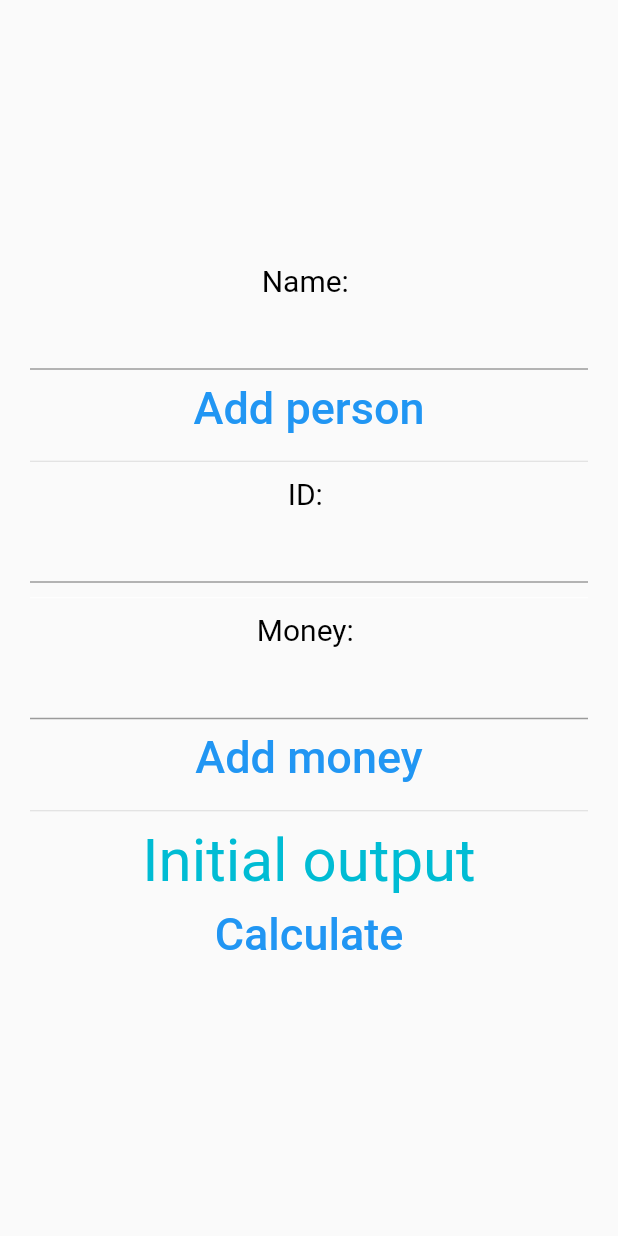
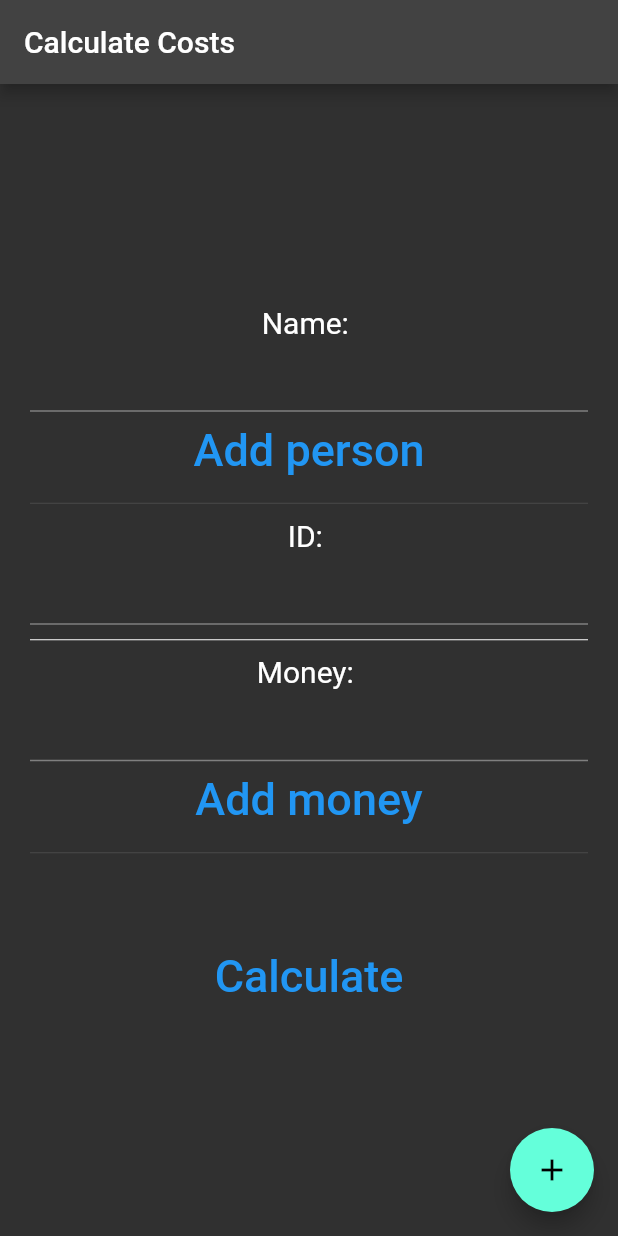
Before and after one commit to bautifrigole/ShareCosts, a Flutter app: the screen it shows after launch, after a tap on "Add person", on a phone screen of 412 x 824 dp. Run offline on Flutter 3.47's test engine with Material 2 defaults, Android fonts, the phone set to English and light mode, and no system bars; network calls fail.

Commit message:
Code refactor, and ui improvements.

```diff
--- /dev/null
+++ b/APP/lib/domain/domain.dart
@@ -0,0 +1,2 @@
+export 'package:app/domain/payment.dart';
+export 'package:app/domain/user.dart';
--- /dev/null
+++ b/APP/lib/domain/users_group.dart
@@ -0,0 +1,58 @@
+import 'dart:convert';
+
+import '../infrastructure/function.dart';
+import 'domain.dart';
+
+class UsersGroup {
+  String data = "";
+  String output = "Initial output";
+  List<User> users = [];
+  List<Payment> payments = [];
+
+  Future<void> addUser(String name) async {
+    var url = "${ip + addUserKey}?$name";
+    data = await fetchData(url);
+
+    var tagsJson = jsonDecode(jsonDecode(data)['users']) as List;
+    users = tagsJson
+        .map((userJson) => User.fromJson(jsonDecode(userJson)))
+        .toList();
+  }
+
+  Future<void> addExpense(String id, String spentMoney) async {
+    var url = "${ip + addExpenseKey}?$id&$spentMoney";
+    data = await fetchData(url);
+
+    var tagsJson = jsonDecode(jsonDecode(data)['users']) as List;
+    users = tagsJson
+        .map((userJson) => User.fromJson(jsonDecode(userJson)))
+        .toList();
+  }
+
+  Future<void> calculateCosts() async {
+    var url = ip + calculateKey;
+    data = await fetchData(url);
+
+    var tagsJson = jsonDecode(jsonDecode(data)['reckoning']) as List;
+    payments = tagsJson
+        .map((payJson) => Payment.fromJson(jsonDecode(payJson)))
+        .toList();
+  }
+
+  String usersToString() {
+    //TODO: por cada user crear un panel donde muestre su info
+    output = "";
+    for (var user in users) {
+      output += "$user\n";
+    }
+    return output;
+  }
+
+  String paymentsToString() {
+    output = "";
+    for (var pay in payments) {
+      output += "$pay\n";
+    }
+    return output;
+  }
+}
--- a/APP/lib/function.dart
+++ /dev/null
@@ -1,6 +0,0 @@
-import 'package:http/http.dart' as http;
-
-fetchData(String url) async {
-  http.Response response = await http.get(Uri.parse(url));
-  return response.body;
-}
--- a/APP/lib/home.dart
+++ /dev/null
@@ -1,123 +0,0 @@
-import 'dart:convert';
-import 'package:app/function.dart';
-import 'package:app/payment.dart';
-import 'package:app/user.dart';
-import 'package:flutter/material.dart';
-
-const String ip = "http://10.0.2.2:5000/";
-const String addUserKey = "add_user";
-const String addExpenseKey = "add_expense";
-const String calculateKey = "calculate";
-
-class Home extends StatefulWidget {
-  const Home({super.key});
-
-  @override
-  State<Home> createState() => _HomeState();
-}
-
-class _HomeState extends State<Home> {
-  String id = "";
-  String name = "";
-  String spentMoney = "";
-  String data = "";
-  String output = "Initial output";
-  List<User> users = [];
-  List<Payment> payments = [];
-
-  @override
-  Widget build(BuildContext context) {
-    return Scaffold(
-      body: Center(
-        child: Container(
-          padding: const EdgeInsets.all(20),
-          child: Column(
-            mainAxisAlignment: MainAxisAlignment.center,
-            children: [
-              const Text("Name: ", style: TextStyle(fontSize: 20, color: Colors.black),),
-              TextField(
-                onChanged: (value) {
-                  name = "name=$value";
-                },
-              ),
-              TextButton(
-                  onPressed: addUser,
-                  child: const Text("Add person", style: TextStyle(fontSize: 30),)
-              ),
-              const Divider(height: 20),
-
-              const Text("ID: ", style: TextStyle(fontSize: 20, color: Colors.black),),
-              TextField(
-                onChanged: (value) {
-                  var val = int.tryParse(value);
-                  if (val == null) return;
-                  id = "id=$val";
-                },
-              ),
-              const Divider(color: Colors.white,height: 20),
-              const Text("Money: ", style: TextStyle(fontSize: 20, color: Colors.black),),
-              TextField(
-                onChanged: (value) {
-                  var val = int.tryParse(value);
-                  if (val == null) return;
-                  spentMoney = "balance=$val";
-                },
-              ),
-              TextButton(
-                  onPressed: addExpense,
-                  child: const Text("Add money", style: TextStyle(fontSize: 30),)
-              ),
-              const Divider(height: 20),
-
-              Text(output, style: const TextStyle(fontSize: 40, color: Colors.cyan),),
-              TextButton(
-                  onPressed: calculateCosts,
-                  child: const Text("Calculate", style: TextStyle(fontSize: 30),)
-              ),
-            ],
-          ),
-        ),
-      ),
-    );
-  }
-
-  Future<void> addUser() async {
-    var url = "${ip+addUserKey}?$name";
-    data = await fetchData(url);
-
-    var tagsJson = jsonDecode(jsonDecode(data)['users']) as List;
-    users = tagsJson.map((userJson) => User.fromJson(jsonDecode(userJson))).toList();
-    setState(updateUsersInfo);
-  }
-
-  Future<void> addExpense() async {
-    var url = "${ip+addExpenseKey}?$id&$spentMoney";
-    data = await fetchData(url);
-
-    var tagsJson = jsonDecode(jsonDecode(data)['users']) as List;
-    users = tagsJson.map((userJson) => User.fromJson(jsonDecode(userJson))).toList();
-    setState(updateUsersInfo);
-  }
-
-  Future<void> calculateCosts() async {
-    var url = ip+calculateKey;
-    data = await fetchData(url);
-
-    var tagsJson = jsonDecode(jsonDecode(data)['reckoning']) as List;
-    payments = tagsJson.map((payJson) => Payment.fromJson(jsonDecode(payJson))).toList();
-    setState(() {
-      output = "";
-      for (var pay in payments) {
-        output += "$pay\n";
-      }
-    });
-  }
-
-  void updateUsersInfo(){
-    //TODO: por cada user crear un panel donde muestre su info
-    output = "";
-    for (var user in users) {
-      output += "$user\n";
-    }
-  }
-}
--- /dev/null
+++ b/APP/lib/infrastructure/function.dart
@@ -0,0 +1,11 @@
+import 'package:http/http.dart' as http;
+
+const String ip = "http://10.0.2.2:5000/";
+const String addUserKey = "add_user";
+const String addExpenseKey = "add_expense";
+const String calculateKey = "calculate";
+
+fetchData(String url) async {
+  http.Response response = await http.get(Uri.parse(url));
+  return response.body;
+}
--- a/APP/lib/main.dart
+++ b/APP/lib/main.dart
@@ -1,5 +1,5 @@
+import 'package:app/screens/home_screen.dart';
 import 'package:flutter/material.dart';
-import 'home.dart';
 
 void main(List<String> args) => runApp(new MyApp());
 
@@ -8,9 +8,10 @@ class MyApp extends StatelessWidget {
 
   @override
   Widget build(BuildContext context) {
-    return const MaterialApp(
+    return MaterialApp(
       debugShowCheckedModeBanner: false,
-      home: Home(),
+      home: const Home(),
+      theme: ThemeData.dark(),
     );
   }
 }
--- /dev/null
+++ b/APP/lib/screens/home_screen.dart
@@ -0,0 +1,123 @@
+import 'dart:convert';
+import 'package:app/domain/users_group.dart';
+import 'package:app/infrastructure/function.dart';
+
+import 'package:flutter/material.dart';
+
+const String ip = "http://10.0.2.2:5000/";
+const String addUserKey = "add_user";
+const String addExpenseKey = "add_expense";
+const String calculateKey = "calculate";
+
+class Home extends StatefulWidget {
+  const Home({super.key});
+
+  @override
+  State<Home> createState() => _HomeState();
+}
+
+class _HomeState extends State<Home> {
+  String id = "";
+  String name = "";
+  String spentMoney = "";
+  String output = "";
+
+  UsersGroup group = UsersGroup();
+  @override
+  Widget build(BuildContext context) {
+    return Scaffold(
+      appBar: AppBar(title: const Text("Calculate Costs")),
+      floatingActionButton: FloatingActionButton(
+        onPressed: () {},
+        child: const Icon(Icons.add),
+      ),
+      body: Center(
+        child: Container(
+          padding: const EdgeInsets.all(20),
+          child: Column(
+            mainAxisAlignment: MainAxisAlignment.center,
+            children: [
+              const Text(
+                "Name: ",
+                style: TextStyle(fontSize: 20, color: Colors.white),
+              ),
+              TextField(
+                onChanged: (value) {
+                  name = "name=$value";
+                },
+              ),
+              TextButton(
+                  onPressed: addUser,
+                  child: const Text(
+                    "Add person",
+                    style: TextStyle(fontSize: 30),
+                  )),
+              const Divider(height: 20),
+              const Text(
+                "ID: ",
+                style: TextStyle(fontSize: 20, color: Colors.white),
+              ),
+              TextField(
+                onChanged: (value) {
+                  var val = int.tryParse(value);
+                  if (val == null) return;
+                  id = "id=$val";
+                },
+              ),
+              const Divider(color: Colors.white, height: 20),
+              const Text(
+                "Money: ",
+                style: TextStyle(fontSize: 20, color: Colors.white),
+              ),
+              TextField(
+                onChanged: (value) {
+                  var val = int.tryParse(value);
+                  if (val == null) return;
+                  spentMoney = "balance=$val";
+                },
+              ),
+              TextButton(
+                  onPressed: addExpense,
+                  child: const Text(
+                    "Add money",
+                    style: TextStyle(fontSize: 30),
+                  )),
+              const Divider(height: 20),
+              Text(
+                output,
+                style: const TextStyle(fontSize: 40, color: Colors.cyan),
+              ),
+              TextButton(
+                  onPressed: calculateCosts,
+                  child: const Text(
+                    "Calculate",
+                    style: TextStyle(fontSize: 30),
+                  )),
+            ],
+          ),
+        ),
+      ),
+    );
+  }
+
+  Future<void> addUser() async {
+    await group.addUser(name);
+    setState(() {
+      output = group.usersToString();
+    });
+  }
+
+  Future<void> addExpense() async {
+    await group.addExpense(id, spentMoney);
+    setState(() {
+      output = group.usersToString();
+    });
+  }
+
+  Future<void> calculateCosts() async {
+    await group.calculateCosts();
+    setState(() {
+      output = group.paymentsToString();
+    });
+  }
+}
--- /dev/null
+++ b/APP/lib/themes/app_themes.dart
@@ -0,0 +1 @@
+class AppTheme {}
```
Also changed, not shown: APP/lib/domain/payment.dart (renamed from APP/lib/payment.dart, +4 -4 lines), APP/lib/domain/user.dart (renamed from APP/lib/user.dart).
